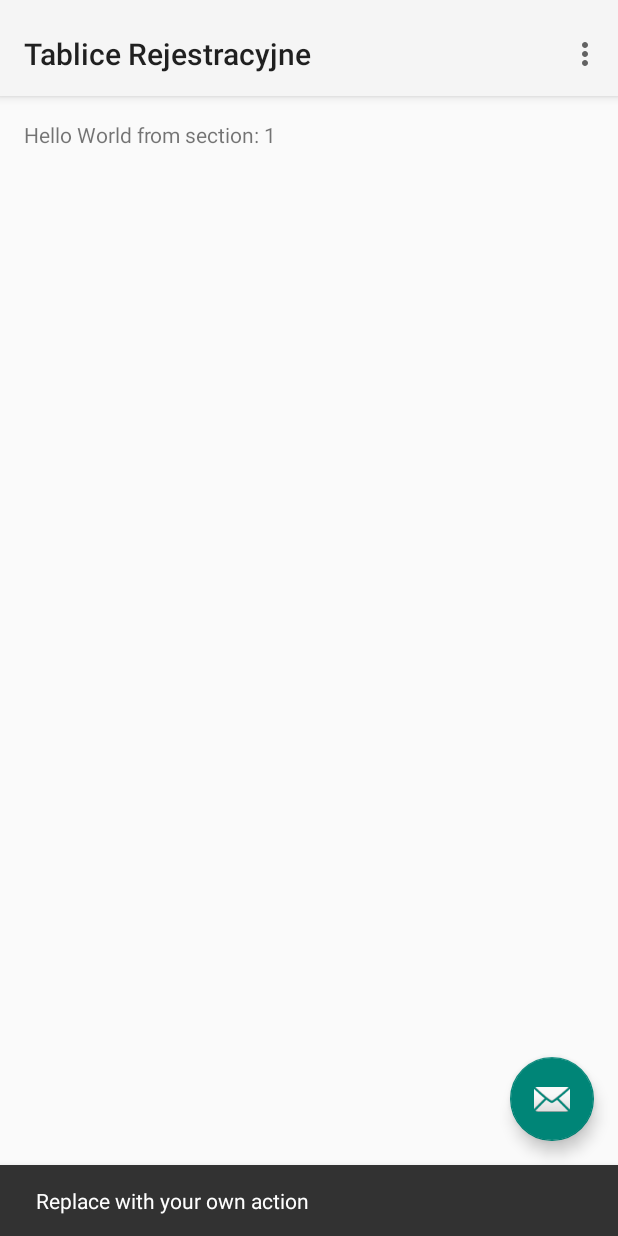
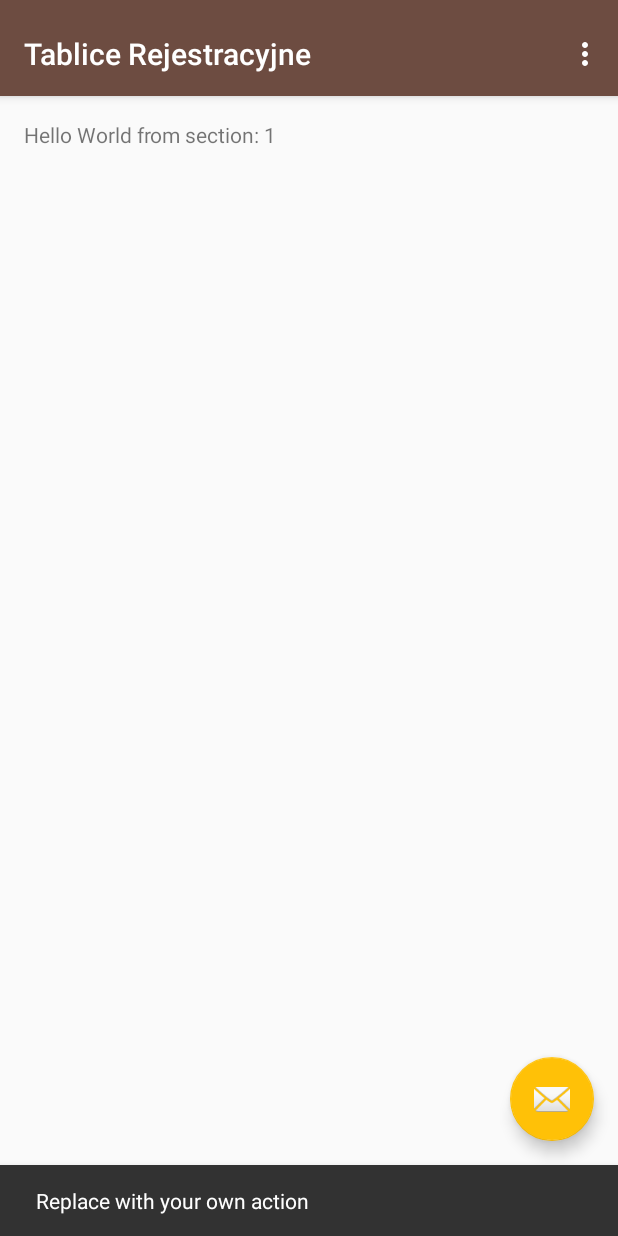
Before and after one commit to michalzuk/TabliceRejestracyjne, an Android app: the screen it shows after launch (MainActivity), after a tap on an icon or button, on a phone screen of 412 x 824 dp. Run offline under Robolectric (Android 15) with nearby library versions, the phone set to English and light mode, and no system bars.

Commit message:
Project values

```diff
--- a/app/src/main/res/values/colors.xml
+++ b/app/src/main/res/values/colors.xml
@@ -1,6 +1,11 @@
 <?xml version="1.0" encoding="utf-8"?>
 <resources>
-    <color name="colorPrimary">#3F51B5</color>
-    <color name="colorPrimaryDark">#303F9F</color>
-    <color name="colorAccent">#FF4081</color>
+    <color name="colorPrimary">#6D4C41</color>
+    <color name="colorPrimaryDark">#4e342e</color>
+    <color name="colorAccent">#ffc107</color>
+
+    <color name="textBackgroud">#ffffff</color>
+    <color name="textPrimary">#4e342e</color>
+    <color name="textSecondary">#6D4C41</color>
+    <color name="textTertiary">#ffc107</color>
 </resources>
--- a/app/src/main/res/values/styles.xml
+++ b/app/src/main/res/values/styles.xml
@@ -1,21 +1,31 @@
 <resources>
 
-    <string name="app_name">Tablice Rejestracyjne</string>
-    <string name="action_settings">Settings</string>
-    <string name="section_format">Hello World from section: %1$d</string>
-    <string name="search">Szukaj..</string>
+    <!-- Base application theme. -->
+    <style name="AppTheme" parent="Theme.AppCompat.Light.DarkActionBar">
+        <!-- Customize your theme here. -->
+        <item name="colorPrimary">@color/colorPrimary</item>
+        <item name="colorPrimaryDark">@color/colorPrimaryDark</item>
+        <item name="colorAccent">@color/colorAccent</item>
 
-    <!-- Province Strings -->
-    <string name="province_shortcut">DSW</string>
-    <string name="province_city">Świdnica</string>
-    <string name="province_province">Dolnośląskie</string>
+    </style>
 
-    <!-- Dimlomatic Strigns -->
-    <string name="diplomatic_shortcut">077xxx</string>
-    <string name="diplomatic_country">Mongolia</string>
+    <style name="Theme.App.Base" parent="Theme.AppCompat.Light.DarkActionBar">
+        <item name="colorControlNormal">@color/colorAccent</item>
+        <item name="colorControlActivated">@color/colorAccent</item>
+        <item name="colorControlHighlight">@color/colorAccent</item>
+    </style>
 
-    <!-- UniformedServices Strings -->
-    <string name="uniformed_shortcut">UA</string>
-    <string name="uniformed_service">ABW</string>
-    <string name="uniformed_additional">Dolnośląskie</string>
+    <style name="AppTheme.NoActionBar">
+        <item name="windowActionBar">false</item>
+        <item name="windowNoTitle">true</item>
+    </style>
+
+    <style name="SplashTheme" parent="Theme.AppCompat.NoActionBar">
+        <item name="android:windowBackground">@drawable/background_splash</item>
+    </style>
+
+    <style name="AppTheme.AppBarOverlay" parent="ThemeOverlay.AppCompat.Dark.ActionBar" />
+
+    <style name="AppTheme.PopupOverlay" parent="ThemeOverlay.AppCompat.Light" />
+
 </resources>
```
Also changed, not shown: app/src/main/res/values/strings.xml (+15 -0 lines).
